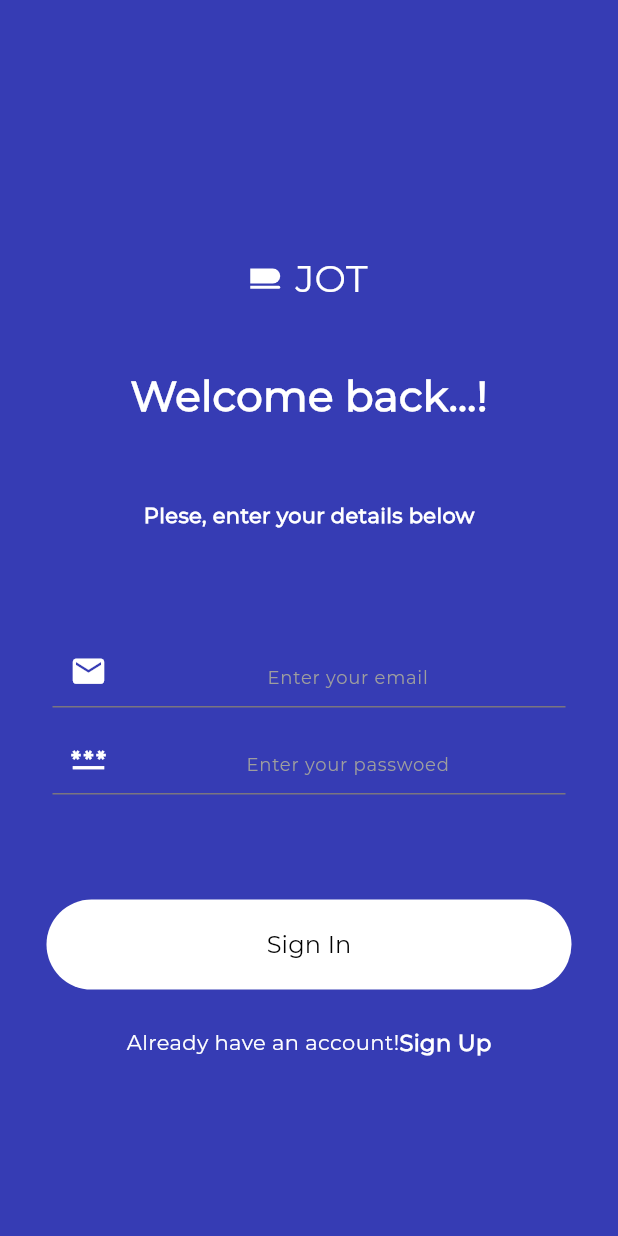
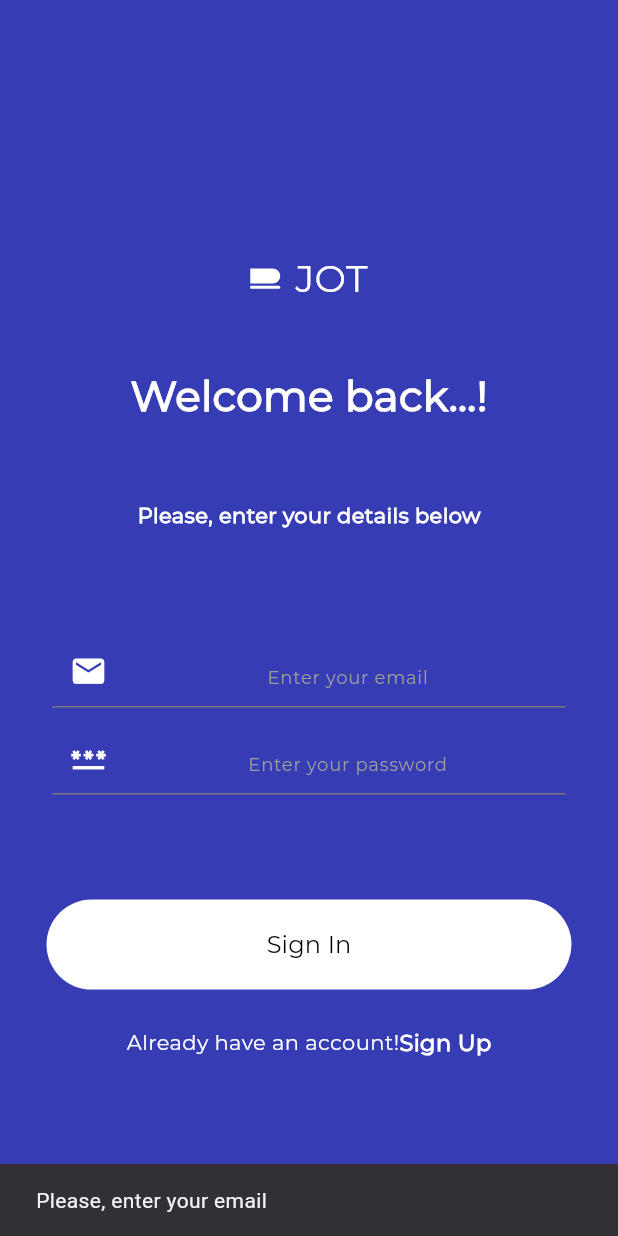
Before and after one commit to ZayatsDmitry/authentication, a Flutter app: the LoginScreen screen opened directly, after a tap on "Sign In", on a phone screen of 412 x 824 dp. Run offline on Flutter 3.47's test engine with Material 3 defaults, Android fonts, the phone set to English and light mode, and no system bars.

Commit message:
Validate form for login screen

```diff
--- a/lib/screen/login_screen.dart
+++ b/lib/screen/login_screen.dart
@@ -64,7 +64,9 @@ class _LoginScreenState extends State<LoginScreen> {
                   const Text(
                     "JOT",
                     style: TextStyle(
-                        color: colorWhite, fontFamily: fontFamily, fontSize: 25),
+                        color: colorWhite,
+                        fontFamily: fontFamily,
+                        fontSize: 25),
                   ),
                 ],
               ),
@@ -83,7 +85,7 @@ class _LoginScreenState extends State<LoginScreen> {
                 height: 50,
               ),
               const Text(
-                "Plese, enter your details below",
+                "Please, enter your details below",
                 style: TextStyle(
                   color: colorWhite,
                   fontFamily: fontFamily,
@@ -104,20 +106,22 @@ class _LoginScreenState extends State<LoginScreen> {
               ),
               InputField(
                 controller: passwordController,
-                hintText: "Enter your passwoed",
+                hintText: "Enter your password",
                 icon: Icons.password,
                 obscureText: true,
               ),
               const SizedBox(
                 height: 70,
               ),
-              PrimaryButton(text: "Sign In", onPressed: () {}),
+              PrimaryButton(
+                  text: "Sign In",
+                  onPressed: () {
+                    if (isValidate()) {}
+                  }),
               const SizedBox(
                 height: 25,
               ),
-              Row(
-                  mainAxisAlignment: MainAxisAlignment.center,
-                  children: [
+              Row(mainAxisAlignment: MainAxisAlignment.center, children: [
                 const Text(
                   "Already have an account!",
                   style: TextStyle(
@@ -150,4 +154,16 @@ class _LoginScreenState extends State<LoginScreen> {
       ),
     );
   }
+
+  bool isValidate() {
+    if (emailController.text.isEmpty) {
+      showScaffold(context, "Please, enter your email");
+      return false;
     }
+    if (passwordController.text.isEmpty) {
+      showScaffold(context, "Please, enter your password");
+      return false;
+    }
+    return true;
+  }
+}
--- a/lib/screen/registration_screen.dart
+++ b/lib/screen/registration_screen.dart
@@ -189,7 +189,6 @@ class _RegistrationScreenState extends State<RegistrationScreen> {
                             setState(() {
                               genderSelected = val.toString();
                             });
-                            print(genderSelected);
                           },
                         ),
                       ),
@@ -213,7 +212,6 @@ class _RegistrationScreenState extends State<RegistrationScreen> {
                             setState(() {
                               genderSelected = val.toString();
                             });
-                            print(genderSelected);
                           },
                         ),
                       )
```
Lines whose indentation alone changed are shown as unchanged.
